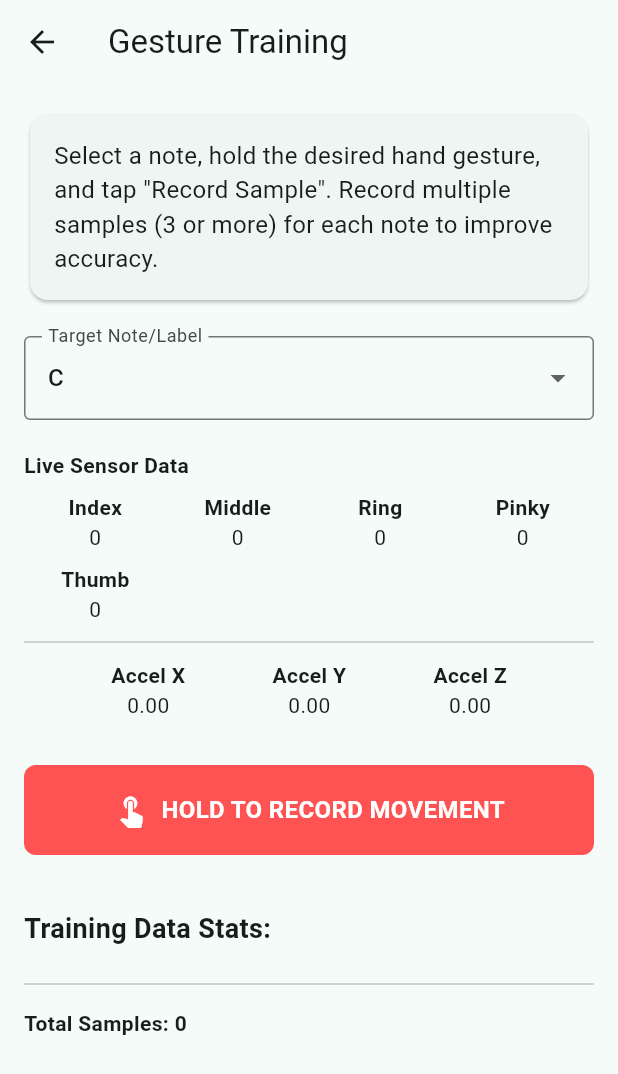
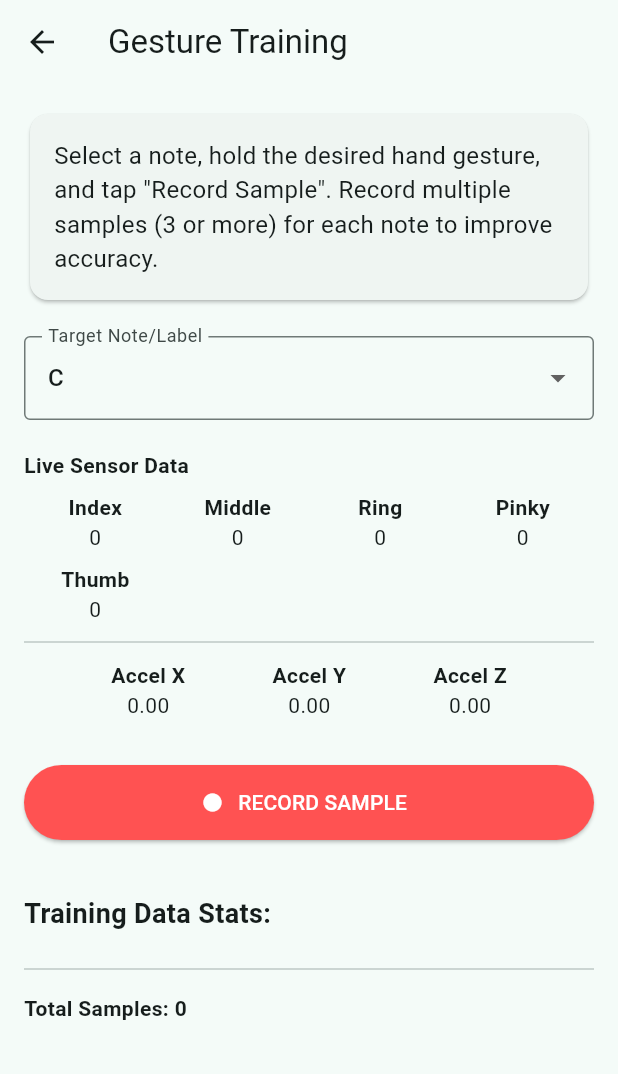
Before and after one commit to antonioken22/midi_gloves_app, a Flutter app: the TrainingScreen screen opened directly, on a phone screen of 412 x 824 dp. Shown: the top 1074 px of the screen. Run offline on Flutter 3.47's test engine with Material 3 defaults, Android fonts, the phone set to English and light mode, and no system bars; our stand-ins replace flutter_blue_plus, fluttertoast, permission_handler, shared_preferences; missing offline and left inert: dart_melty_soundfont, flutter_midi_pro, mp_audio_stream; accounts and stored records are empty.

Commit message:
[Modification] Revert DTW to sole kNN for ML

```diff
--- a/lib/screens/training_screen.dart
+++ b/lib/screens/training_screen.dart
@@ -1,4 +1,3 @@
-import 'dart:async';
 import 'package:flutter/material.dart';
 import 'package:provider/provider.dart';
 import '../providers/bluetooth_provider.dart';
@@ -14,11 +13,6 @@ class TrainingScreen extends StatefulWidget {
 class _TrainingScreenState extends State<TrainingScreen> {
   String _selectedLabel = "C";
   final List<String> _labels = ["C", "D", "E", "F", "G", "A", "B", "No Note"];
-
-  // Recording State
-  bool _isRecording = false;
-  final List<List<double>> _currentSequence = [];
-  Timer? _recordingTimer;
 
   @override
   Widget build(BuildContext context) {
@@ -109,26 +103,12 @@ class _TrainingScreenState extends State<TrainingScreen> {
           ),
           const SizedBox(height: 30),
 
-          // Record Button ("Hold to Record")
-          GestureDetector(
-            onLongPressStart: (_) {
-              // Haptic feedback could be added here
-              setState(() {
-                _isRecording = true;
-                _currentSequence.clear();
-              });
-
-              // Start sampling timer (50Hz = 20ms)
-              // 2 seconds limit = 2000ms / 20ms = 100 frames
-              _recordingTimer = Timer.periodic(
-                const Duration(milliseconds: 20),
-                (timer) {
-                  // Hard limit: 2 seconds
-                  if (_currentSequence.length >= 100) {
-                    _finishRecording();
-                    return;
-                  }
-
+          // Record Button ("Tap to Record")
+          SizedBox(
+            width: double.infinity,
+            height: 50,
+            child: ElevatedButton.icon(
+              onPressed: () async {
                 final features = [
                   gloveData.flex1.toDouble(),
                   gloveData.flex2.toDouble(),
@@ -139,51 +119,28 @@ class _TrainingScreenState extends State<TrainingScreen> {
                   gloveData.accelY,
                   gloveData.accelZ,
                 ];
-                  _currentSequence.add(features);
-                },
+
+                final sample = GestureSample(
+                  features: features,
+                  noteLabel: _selectedLabel,
                 );
-            },
-            onLongPressEnd: (_) {
-              if (_isRecording) {
-                _finishRecording();
+
+                await mlService.addSample(sample);
+
+                if (mounted) {
+                  ScaffoldMessenger.of(context).showSnackBar(
+                    SnackBar(
+                      content: Text('Recorded sample for $_selectedLabel'),
+                      duration: const Duration(milliseconds: 500),
+                    ),
+                  );
                 }
               },
-            child: Container(
-              width: double.infinity,
-              height: 60,
-              decoration: BoxDecoration(
-                color: _isRecording ? Colors.red.shade700 : Colors.redAccent,
-                borderRadius: BorderRadius.circular(8),
-                boxShadow: [
-                  if (_isRecording)
-                    const BoxShadow(
-                      color: Colors.redAccent,
-                      blurRadius: 10,
-                      spreadRadius: 2,
-                    ),
-                ],
-              ),
-              child: Center(
-                child: Row(
-                  mainAxisSize: MainAxisSize.min,
-                  children: [
-                    Icon(
-                      _isRecording
-                          ? Icons.radio_button_checked
-                          : Icons.touch_app,
-                      color: Colors.white,
-                    ),
-                    const SizedBox(width: 8),
-                    Text(
-                      _isRecording ? 'RECORDING...' : 'HOLD TO RECORD MOVEMENT',
-                      style: const TextStyle(
-                        color: Colors.white,
-                        fontWeight: FontWeight.bold,
-                        fontSize: 16,
-                      ),
-                    ),
-                  ],
-                ),
+              icon: const Icon(Icons.fiber_manual_record),
+              label: const Text('RECORD SAMPLE'),
+              style: ElevatedButton.styleFrom(
+                backgroundColor: Colors.redAccent,
+                foregroundColor: Colors.white,
               ),
             ),
           ),
@@ -275,47 +232,6 @@ class _TrainingScreenState extends State<TrainingScreen> {
     );
   }
 
-  Future<void> _finishRecording() async {
-    _recordingTimer?.cancel();
-    _recordingTimer = null;
-
-    // Safety check: if already stopped
-    if (!_isRecording) return;
-
-    setState(() {
-      _isRecording = false;
-    });
-
-    final mlService = context.read<MLService>();
-
-    if (_currentSequence.length < 5) {
-      if (mounted) {
-        ScaffoldMessenger.of(context).showSnackBar(
-          const SnackBar(content: Text('Gesture too short! Hold longer.')),
-        );
-      }
-      return;
-    }
-
-    final sample = GestureSample(
-      features: List.from(_currentSequence), // Copy
-      noteLabel: _selectedLabel,
-    );
-
-    await mlService.addSample(sample);
-
-    if (mounted) {
-      ScaffoldMessenger.of(context).showSnackBar(
-        SnackBar(
-          content: Text(
-            'Recorded dynamic sample for $_selectedLabel (${_currentSequence.length} frames)',
-          ),
-          duration: const Duration(milliseconds: 500),
-        ),
-      );
-    }
-  }
-
   Widget _dataChip(String label, int value) {
     return Column(
       children: [
```
Also changed, not shown: lib/providers/bluetooth_provider.dart (+3 -17 lines), lib/services/ml_service.dart (+38 -104 lines). Lines whose indentation alone changed are shown as unchanged.
